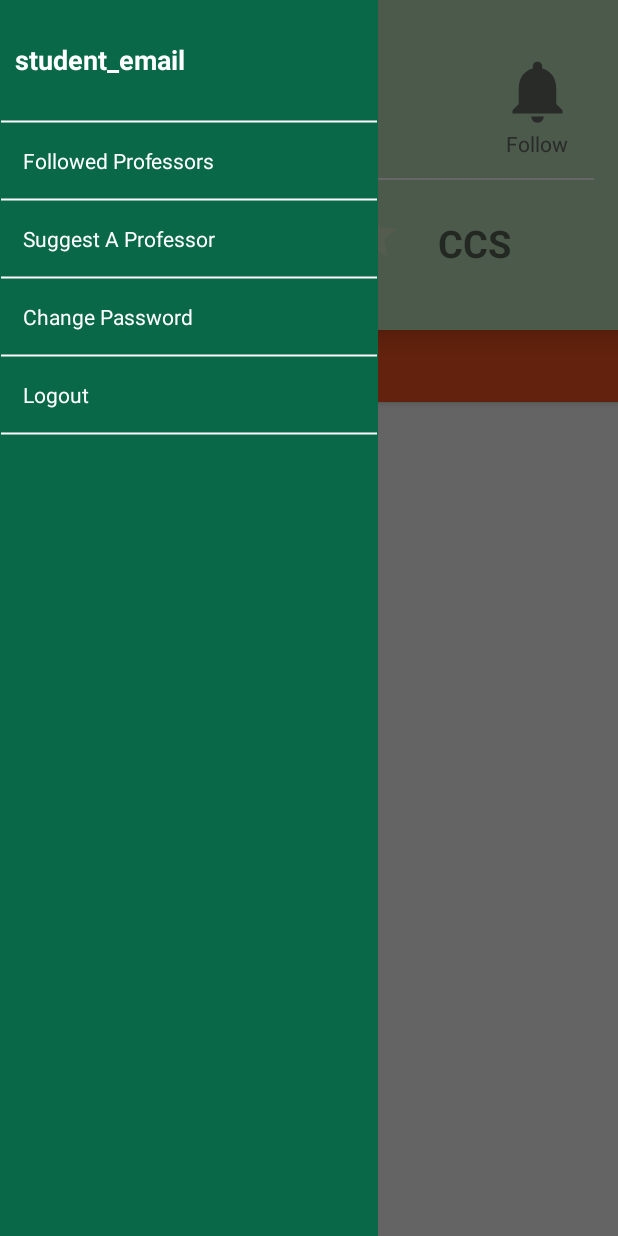
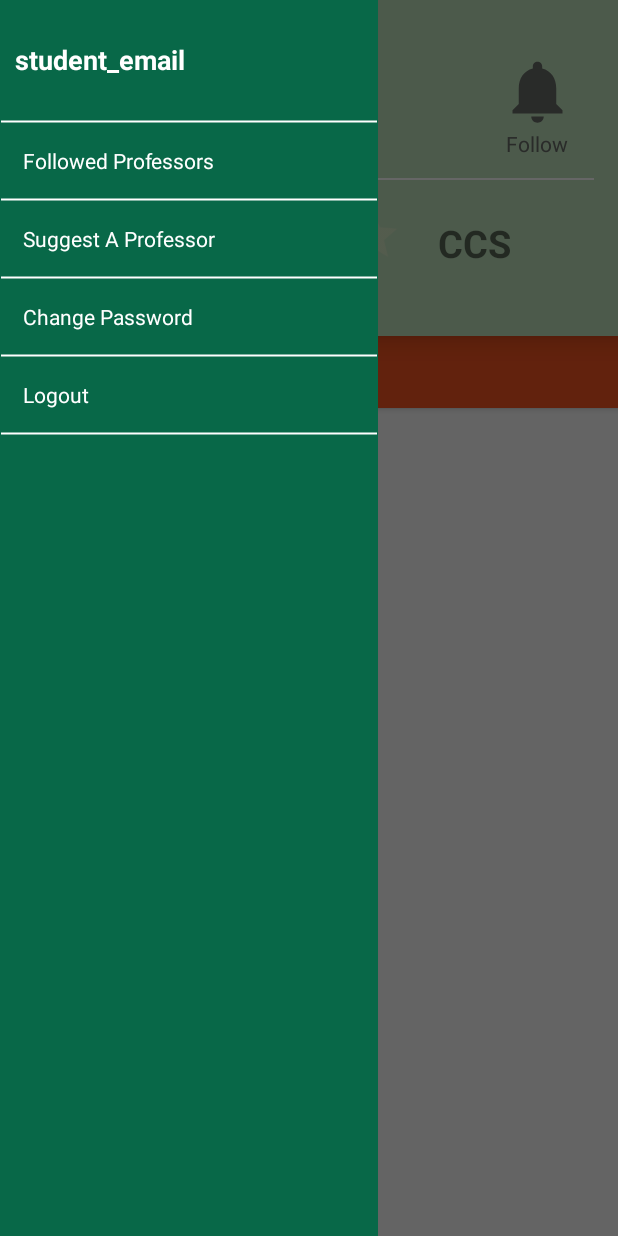
Before and after one commit to harveylallave/MOBAPDE, an Android app: the ProfPage screen opened directly, with no data from a screen before it, with the side drawer open, on a phone screen of 412 x 824 dp. Run offline under Robolectric (Android 15) with nearby library versions, the phone set to English and light mode, and no system bars; 9 statements that could not run were skipped.

Commit message:
Fixed bugs
- nCommentTeacher (DBHandler)
- avgRatingTeacher (DBHandler)
ui -> rating (profPage)

```diff
--- a/app/src/main/java/valdez/lallave/dagdag/dlsu_profstopick/JavaActivities/ProfPage.java
+++ b/app/src/main/java/valdez/lallave/dagdag/dlsu_profstopick/JavaActivities/ProfPage.java
@@ -59,7 +59,7 @@ public class ProfPage extends AppCompatActivity implements OnDialogDismissListen
         ((TextView)findViewById(R.id.tv_ProfName)).setText(prof.getName());
         ((TextView)findViewById(R.id.tv_department)).setText(prof.getDepartment());
         ((TextView)findViewById(R.id.tv_profPage_nReviews)).setText(dbHandler.getNReviewsTeacher(prof.getTeacherId()) + "");
-        ((TextView)findViewById(R.id.tv_profPage_aveRating)).setText(aveRating + "");
+        ((TextView)findViewById(R.id.tv_profPage_aveRating)).setText(String.format("%.1f", aveRating));
         ((RatingBar)findViewById(R.id.rb_profPage_aveRating)).setRating(aveRating);
 
 
--- a/app/src/main/java/valdez/lallave/dagdag/dlsu_profstopick/Service/DBHandler.java
+++ b/app/src/main/java/valdez/lallave/dagdag/dlsu_profstopick/Service/DBHandler.java
@@ -332,7 +332,7 @@ public class DBHandler extends SQLiteOpenHelper {
 
         // Select All Query
         String selectQuery = "SELECT AVG(rating) FROM " + TABLE_COMMENT +
-                             " WHERE " + KEY_ID +
+                             " WHERE " + KEY_COMMENT_TEACHERID +
                              " = '" + teacherId + "';";
 
         SQLiteDatabase db = this.getWritableDatabase();
@@ -351,7 +351,7 @@ public class DBHandler extends SQLiteOpenHelper {
 
         // Select All Query
         String selectQuery = "SELECT COUNT(*) FROM " + TABLE_COMMENT +
-                             " WHERE " + KEY_ID +
+                             " WHERE " + KEY_COMMENT_TEACHERID +
                              " = '" + teacherId + "';";
 
         SQLiteDatabase db = this.getWritableDatabase();
--- a/app/src/main/res/layout/add_review_dialog.xml
+++ b/app/src/main/res/layout/add_review_dialog.xml
@@ -9,7 +9,8 @@
         android:id="@+id/rb_rating"
         android:layout_gravity="center"
         android:layout_margin="20dp"
-        android:theme="@style/RatingBar"/>
+        android:theme="@style/RatingBar"
+        android:stepSize="0.1"/>
 
     <EditText
         android:layout_width="match_parent"
--- a/app/src/main/res/layout/prof_page.xml
+++ b/app/src/main/res/layout/prof_page.xml
@@ -23,7 +23,7 @@
 
             <LinearLayout
                 android:layout_width="match_parent"
-                android:layout_height="220dp"
+                android:layout_height="wrap_content"
                 android:orientation="vertical"
                 android:background="#bfe1bc"
                 android:padding="15dp"
--- a/app/src/main/res/values/styles.xml
+++ b/app/src/main/res/values/styles.xml
@@ -12,8 +12,9 @@
         <item name="colorControlNormal">#fcf3d1</item>
         <item name="colorControlActivated">#ffebb6</item>
         <item name="android:numStars">5</item>
-        <item name="android:rating">2.5</item>
+        <item name="android:rating">3</item>
         <item name="android:max">5</item>
+        <item name="android:stepSize">0.1</item>
 
     </style>
 </resources>
```
